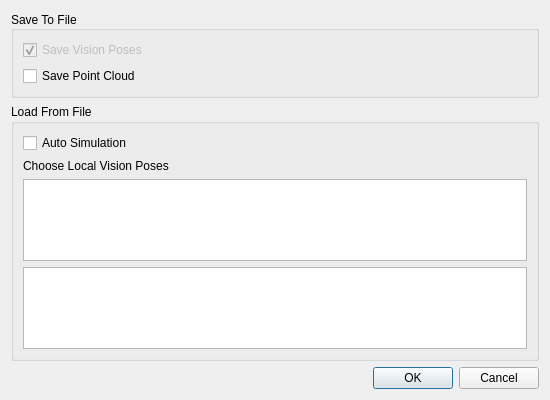
Qt form Qt_pros/QListViewDemo/SimulateVisionDialog.ui (LuuuuuG/LearnCPP) before a commit.
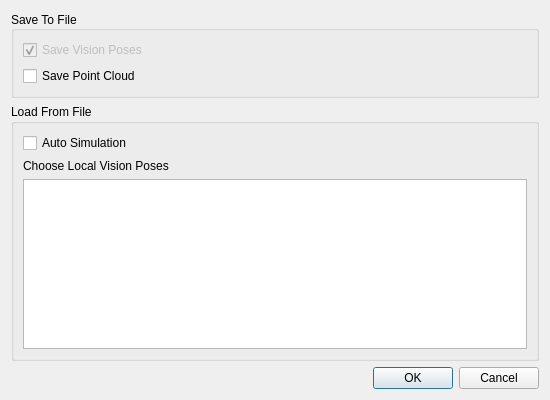
The same form after that commit.

The edit to the form file:
```diff
--- a/Qt_pros/QListViewDemo/SimulateVisionDialog.ui
+++ b/Qt_pros/QListViewDemo/SimulateVisionDialog.ui
@@ -91,26 +91,50 @@
       <string>Load From File</string>
      </property>
      <layout class="QGridLayout" name="gridLayout">
-      <item row="1" column="0">
-       <widget class="QLabel" name="label">
-        <property name="text">
-         <string>Choose Local Vision Poses</string>
-        </property>
-       </widget>
-      </item>
-      <item row="3" column="0">
-       <widget class="QListView" name="listView">
+      <item row="3" column="0" alignment="Qt::AlignVCenter">
+       <widget class="QTableView" name="tableView">
         <property name="enabled">
          <bool>true</bool>
         </property>
+        <property name="sizePolicy">
+         <sizepolicy hsizetype="Preferred" vsizetype="Expanding">
+          <horstretch>0</horstretch>
+          <verstretch>0</verstretch>
+         </sizepolicy>
+        </property>
         <property name="mouseTracking">
          <bool>true</bool>
         </property>
+        <property name="layoutDirection">
+         <enum>Qt::LeftToRight</enum>
+        </property>
+        <property name="autoFillBackground">
+         <bool>true</bool>
+        </property>
+        <property name="autoScroll">
+         <bool>false</bool>
+        </property>
         <property name="editTriggers">
          <set>QAbstractItemView::NoEditTriggers</set>
         </property>
-        <property name="selectionRectVisible">
+        <property name="showDropIndicator" stdset="0">
          <bool>false</bool>
+        </property>
+        <property name="alternatingRowColors">
+         <bool>true</bool>
+        </property>
+        <property name="showGrid">
+         <bool>false</bool>
+        </property>
+        <attribute name="verticalHeaderVisible">
+         <bool>false</bool>
+        </attribute>
+       </widget>
+      </item>
+      <item row="1" column="0">
+       <widget class="QLabel" name="label">
+        <property name="text">
+         <string>Choose Local Vision Poses</string>
         </property>
        </widget>
       </item>
@@ -124,9 +148,6 @@
         </property>
        </widget>
       </item>
-      <item row="4" column="0">
-       <widget class="QTableView" name="tableView"/>
-      </item>
      </layout>
     </widget>
    </item>
```
